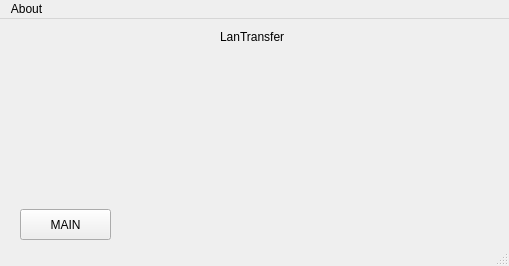
Before: the Qt Designer form gui/main.ui in JerzySpendel/LanTransfer, drawn with Qt 5.
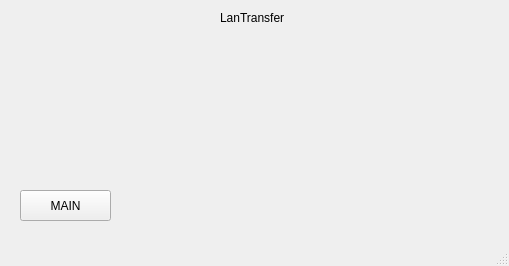
After: the same form once the commit is applied.

Commit message: Added toolbar instead of menubar. Started to work on download accelerator (added only push button "download accelerator" in selectwidget).

What changed in the file:
```diff
--- a/gui/main.ui
+++ b/gui/main.ui
@@ -66,23 +66,6 @@
     </property>
    </widget>
   </widget>
-  <widget class="QMenuBar" name="menubar">
-   <property name="geometry">
-    <rect>
-     <x>0</x>
-     <y>0</y>
-     <width>509</width>
-     <height>18</height>
-    </rect>
-   </property>
-   <widget class="QMenu" name="menuAbout">
-    <property name="title">
-     <string>About</string>
-    </property>
-    <addaction name="actionAbout_this_program"/>
-   </widget>
-   <addaction name="menuAbout"/>
-  </widget>
   <widget class="QStatusBar" name="statusbar"/>
   <action name="actionAbout_this_program">
    <property name="text">
```
The commit also changes 13 other files.
